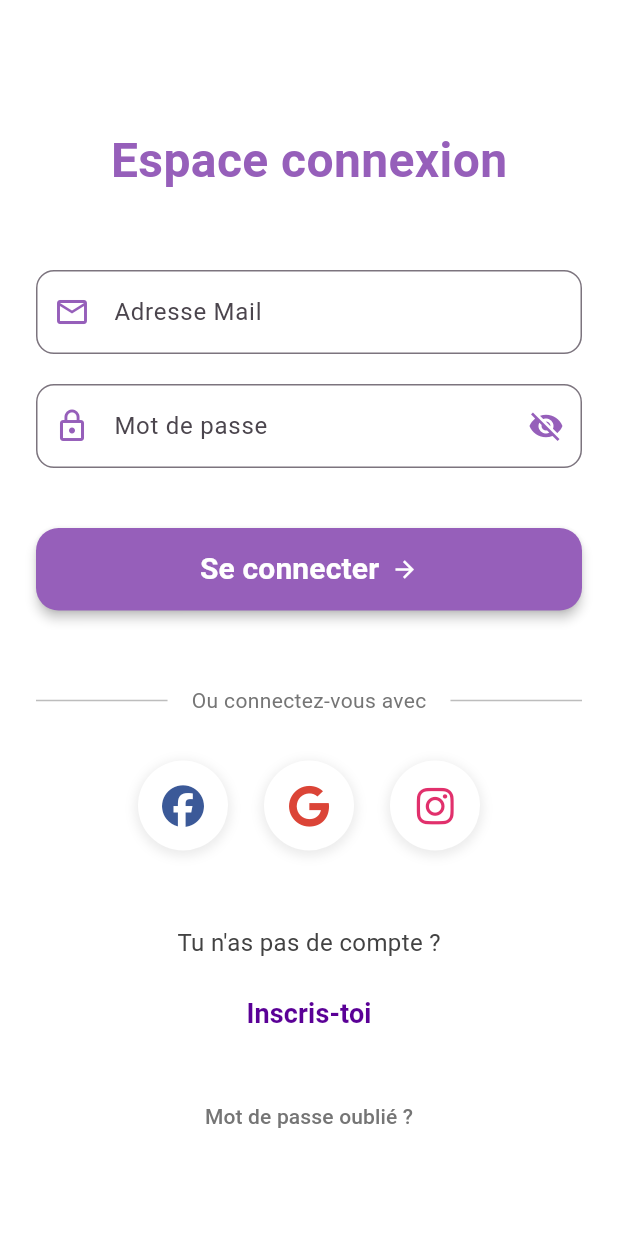
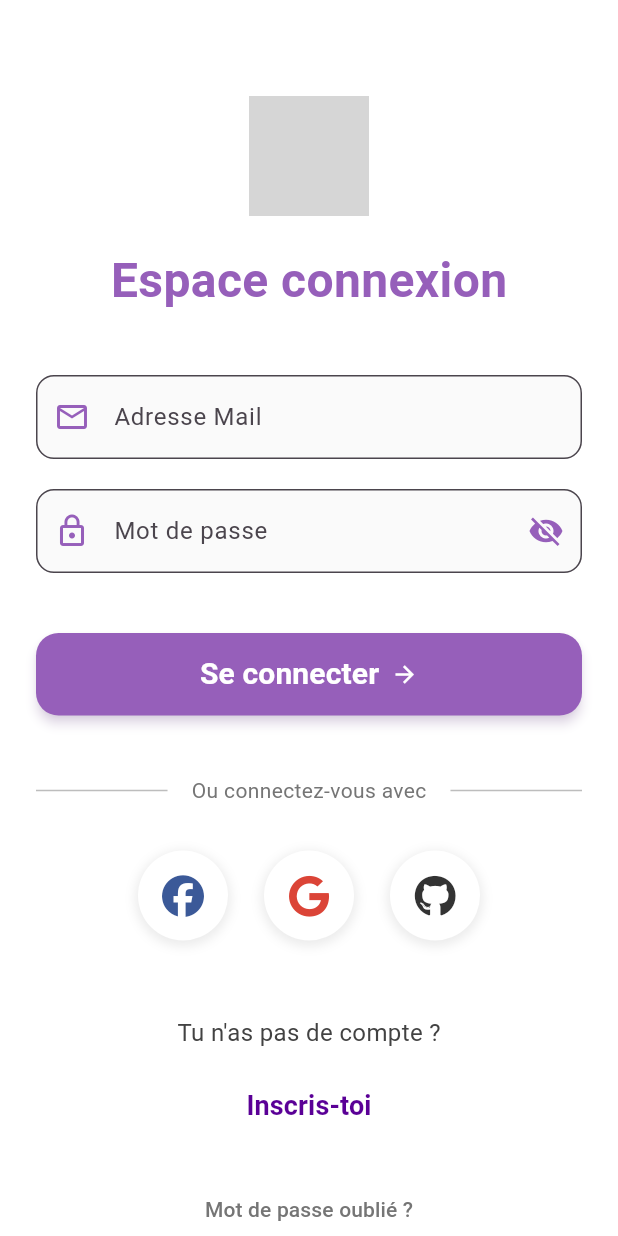
Before and after one commit to noeplantier/FEELOMI, a Flutter app: the screen it shows after launch, after a tap on "Connectez-vous", on a phone screen of 412 x 824 dp. Run offline on Flutter 3.47's test engine with Material 3 defaults, Android fonts, the phone set to English and light mode, and no system bars; our stand-ins replace font_awesome_flutter, speech_to_text; missing offline and left inert: circle_list; network calls fail; Roboto replaces fonts that are missing (Poppins); grey boxes are pictures that could not be loaded.

Commit message:
Modifications du SizedBox

```diff
--- a/feelomi/lib/login_page.dart
+++ b/feelomi/lib/login_page.dart
@@ -1,5 +1,8 @@
 import 'package:flutter/material.dart';
 import 'package:font_awesome_flutter/font_awesome_flutter.dart';
+import 'package:url_launcher/url_launcher.dart';
+import 'package:flutter/services.dart';
+import 'package:feelomi/home_page.dart';
 
 class LoginPage extends StatefulWidget {
   const LoginPage({super.key});
@@ -8,16 +11,86 @@ class LoginPage extends StatefulWidget {
   State<LoginPage> createState() => _LoginPageState();
 }
 
-class _LoginPageState extends State<LoginPage> {
+class _LoginPageState extends State<LoginPage> with SingleTickerProviderStateMixin {
   final TextEditingController _emailController = TextEditingController();
   final TextEditingController _passwordController = TextEditingController();
   bool _obscurePassword = true;
+  bool _isLoading = false;
+  late AnimationController _animationController;
+  late Animation<double> _fadeAnimation;
+
+  @override
+  void initState() {
+    super.initState();
+    _animationController = AnimationController(
+      vsync: this,
+      duration: const Duration(milliseconds: 1500),
+    );
+
+    _fadeAnimation = Tween<double>(begin: 0.0, end: 1.0).animate(
+      CurvedAnimation(
+        parent: _animationController,
+        curve: Interval(0.0, 0.65, curve: Curves.easeOut),
+      ),
+    );
+
+    _animationController.forward();
+  }
 
   @override
   void dispose() {
     _emailController.dispose();
     _passwordController.dispose();
+    _animationController.dispose();
     super.dispose();
+  }
+
+  // Fonction pour gérer la connexion
+  Future<void> _handleLogin() async {
+    if (_emailController.text.trim().isEmpty || _passwordController.text.isEmpty) {
+      _showSnackBar('Veuillez remplir tous les champs');
+      return;
+    }
+
+    setState(() {
+      _isLoading = true;
+    });
+
+    // Simuler une connexion avec délai
+    await Future.delayed(const Duration(seconds: 2));
+
+    setState(() {
+      _isLoading = false;
+    });
+
+    if (!mounted) return;
+
+    // Pour démonstration, on considère la connexion réussie
+    Navigator.pushReplacement(
+      context,
+      MaterialPageRoute(builder: (context) => const HomePage()),
+    );
+  }
+
+  void _showSnackBar(String message) {
+    ScaffoldMessenger.of(context).showSnackBar(
+      SnackBar(
+        content: Text(message),
+        behavior: SnackBarBehavior.floating,
+        shape: RoundedRectangleBorder(
+          borderRadius: BorderRadius.circular(10),
+        ),
+      ),
+    );
+  }
+
+  // Ouvrir le lien vers le profil du développeur
+  Future<void> _launchDeveloperProfile(String url) async {
+    if (!await launchUrl(Uri.parse(url))) {
+      if (mounted) {
+        _showSnackBar('Impossible d\'ouvrir $url');
+      }
+    }
   }
 
   @override
@@ -27,7 +100,9 @@ class _LoginPageState extends State<LoginPage> {
 
     return Scaffold(
       backgroundColor: Colors.white,
-      body: SafeArea(
+      body: FadeTransition(
+        opacity: _fadeAnimation,
+        child: SafeArea(
           child: SingleChildScrollView(
             child: Padding(
               padding: const EdgeInsets.all(24.0),
@@ -35,7 +110,21 @@ class _LoginPageState extends State<LoginPage> {
                 mainAxisAlignment: MainAxisAlignment.center,
                 crossAxisAlignment: CrossAxisAlignment.start,
                 children: [
-                const SizedBox(height: 60),
+                  const SizedBox(height: 40),
+
+                  // Logo animé et titre
+                  Center(
+                    child: Hero(
+                      tag: 'logo',
+                      child: Image.network(
+                        'https://img.freepik.com/vecteurs-premium/ecureuil-mignon-lunettes-mascotte-dessin-anime_138676-2550.jpg',
+                        height: 80,
+                        width: 80,
+                      ),
+                    ),
+                  ),
+
+                  const SizedBox(height: 20),
 
                   // Titre principal en violet
                   Center(
@@ -49,14 +138,16 @@ class _LoginPageState extends State<LoginPage> {
                     ),
                   ),
 
-                const SizedBox(height: 50),
+                  const SizedBox(height: 40),
 
                   // Champ email
                   TextField(
                     controller: _emailController,
                     keyboardType: TextInputType.emailAddress,
+                    textInputAction: TextInputAction.next,
                     decoration: InputDecoration(
                       labelText: 'Adresse Mail',
+                      hintText: 'exemple@mail.com',
                       prefixIcon: Icon(Icons.email_outlined, color: primaryColor),
                       border: OutlineInputBorder(
                         borderRadius: BorderRadius.circular(12),
@@ -65,6 +156,8 @@ class _LoginPageState extends State<LoginPage> {
                         borderRadius: BorderRadius.circular(12),
                         borderSide: BorderSide(color: primaryColor, width: 2),
                       ),
+                      filled: true,
+                      fillColor: Colors.grey.shade50,
                     ),
                   ),
 
@@ -74,8 +167,12 @@ class _LoginPageState extends State<LoginPage> {
                   TextField(
                     controller: _passwordController,
                     obscureText: _obscurePassword,
+                    keyboardType: TextInputType.visiblePassword,
+                    textInputAction: TextInputAction.done,
+                    onSubmitted: (_) => _handleLogin(),
                     decoration: InputDecoration(
                       labelText: 'Mot de passe',
+                      hintText: '••••••••',
                       prefixIcon: Icon(Icons.lock_outline, color: primaryColor),
                       suffixIcon: IconButton(
                         icon: Icon(
@@ -85,6 +182,7 @@ class _LoginPageState extends State<LoginPage> {
                         onPressed: () {
                           setState(() {
                             _obscurePassword = !_obscurePassword;
+                            HapticFeedback.lightImpact();
                           });
                         },
                       ),
@@ -95,6 +193,8 @@ class _LoginPageState extends State<LoginPage> {
                         borderRadius: BorderRadius.circular(12),
                         borderSide: BorderSide(color: primaryColor, width: 2),
                       ),
+                      filled: true,
+                      fillColor: Colors.grey.shade50,
                     ),
                   ),
 
@@ -105,11 +205,7 @@ class _LoginPageState extends State<LoginPage> {
                     width: double.infinity,
                     height: 55,
                     child: ElevatedButton(
-                    onPressed: () {
-                      // Logique de connexion à implémenter
-                      debugPrint('Email: ${_emailController.text}');
-                      debugPrint('Password: ${_passwordController.text}');
-                    },
+                      onPressed: _isLoading ? null : _handleLogin,
                       style: ElevatedButton.styleFrom(
                         backgroundColor: primaryColor,
                         foregroundColor: Colors.white,
@@ -117,8 +213,18 @@ class _LoginPageState extends State<LoginPage> {
                           borderRadius: BorderRadius.circular(15),
                         ),
                         elevation: 3,
+                        shadowColor: primaryColor.withOpacity(0.4),
                       ),
-                    child: const Row(
+                      child: _isLoading
+                        ? const SizedBox(
+                            width: 24,
+                            height: 24,
+                            child: CircularProgressIndicator(
+                              color: Colors.white,
+                              strokeWidth: 2.5,
+                            ),
+                          )
+                        : const Row(
                           mainAxisSize: MainAxisSize.min,
                           children: [
                             Text(
@@ -132,7 +238,7 @@ class _LoginPageState extends State<LoginPage> {
                     ),
                   ),
 
-                const SizedBox(height: 50),
+                  const SizedBox(height: 40),
 
                   // Séparateur avec texte
                   Row(
@@ -168,34 +274,34 @@ class _LoginPageState extends State<LoginPage> {
                   Row(
                     mainAxisAlignment: MainAxisAlignment.center,
                     children: [
-                    // Facebook
+                      // Facebook (Mark Zuckerberg)
                       _socialButton(
                         icon: FontAwesomeIcons.facebook,
                         color: const Color(0xFF3b5998),
                         onTap: () {
-                        // Connexion Facebook
+                          _launchDeveloperProfile('https://www.facebook.com/zuck');
                         },
                       ),
 
                       const SizedBox(width: 24),
 
-                    // Google
+                      // Google (Sundar Pichai)
                       _socialButton(
                         icon: FontAwesomeIcons.google,
                         color: const Color(0xFFDB4437),
                         onTap: () {
-                        // Connexion Google
+                          _launchDeveloperProfile('https://twitter.com/sundarpichai');
                         },
                       ),
 
                       const SizedBox(width: 24),
 
-                    // Instagram
+                      // GitHub (Dan Abramov)
                       _socialButton(
-                      icon: FontAwesomeIcons.instagram,
-                      color: const Color(0xFFE1306C),
+                        icon: FontAwesomeIcons.github,
+                        color: const Color(0xFF333333),
                         onTap: () {
-                        // Connexion Instagram
+                          _launchDeveloperProfile('https://github.com/gaearon');
                         },
                       ),
                     ],
@@ -221,9 +327,11 @@ class _LoginPageState extends State<LoginPage> {
                     child: TextButton(
                       onPressed: () {
                         // Navigation vers la page d'inscription
+                        _showSnackBar('Inscription temporairement indisponible');
                       },
                       style: TextButton.styleFrom(
                         foregroundColor: secondaryColor,
+                        padding: const EdgeInsets.symmetric(horizontal: 24, vertical: 12),
                       ),
                       child: Text(
                         'Inscris-toi',
@@ -243,6 +351,7 @@ class _LoginPageState extends State<LoginPage> {
                     child: TextButton(
                       onPressed: () {
                         // Navigation vers la page de récupération de mot de passe
+                        _showSnackBar('Récupération de mot de passe indisponible');
                       },
                       child: Text(
                         'Mot de passe oublié ?',
@@ -258,16 +367,21 @@ class _LoginPageState extends State<LoginPage> {
             ),
           ),
         ),
+      ),
     );
   }
 
+  // Widget pour les boutons de réseaux sociaux avec effet de rebond
   Widget _socialButton({
     required IconData icon,
     required Color color,
     required VoidCallback onTap,
   }) {
     return InkWell(
-      onTap: onTap,
+      onTap: () {
+        HapticFeedback.mediumImpact();
+        onTap();
+      },
       borderRadius: BorderRadius.circular(30),
       child: Container(
         width: 60,
--- a/feelomi/pubspec.yaml
+++ b/feelomi/pubspec.yaml
@@ -42,6 +42,7 @@ dependencies:
   font_awesome_flutter: ^10.4.0
   speech_to_text: ^7.0.0
   circle_list: ^1.0.5
+  url_launcher: ^6.3.1
 
 dev_dependencies:
   flutter_test:
```
Also changed, not shown: feelomi/pubspec.lock, 3 other files. Lines whose indentation alone changed are shown as unchanged.
